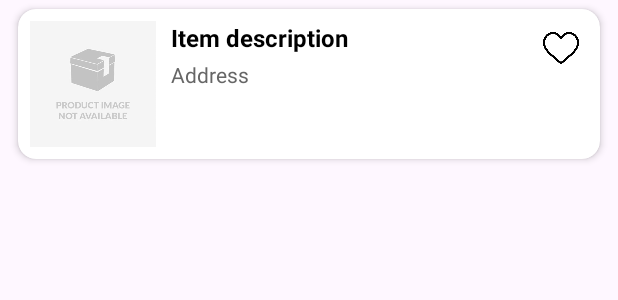
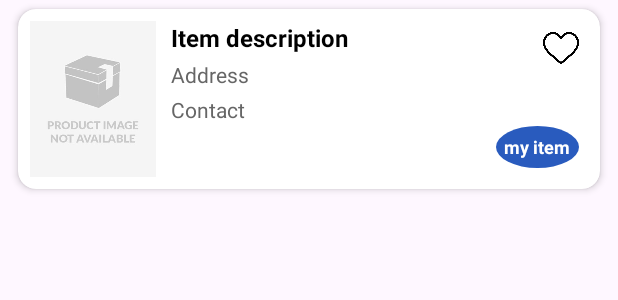
Before and after one commit to HenryBoyakhchyan/SwipSwap-SamsungFinalProject-, an Android app built with Jetpack Compose: the layout item_chat.xml on its own in the app's theme, with its tools: preview values and no code run, on a phone screen of 412 x 824 dp. Shown: the top 300 px of the screen. Run offline under Robolectric (Android 15) with nearby library versions, the light colour scheme and no system bars.

Commit message:
AddedChatItemConatctAndMyItemLable

```diff
--- a/app/src/main/res/drawable/badge_background.xml
+++ b/app/src/main/res/drawable/badge_background.xml
@@ -1,4 +1,4 @@
 <shape xmlns:android="http://schemas.android.com/apk/res/android"
     android:shape="oval">
-    <solid android:color="#FF0000" />
+    <solid android:color="#295bbe" />
 </shape>
--- a/app/src/main/res/layout/item_chat.xml
+++ b/app/src/main/res/layout/item_chat.xml
@@ -10,7 +10,7 @@
 
     <RelativeLayout
         android:layout_width="match_parent"
-        android:layout_height="100dp"
+        android:layout_height="120dp"
         android:padding="8dp">
 
         <!-- Swap Item Image -->
@@ -53,6 +53,20 @@
             android:maxLines="1"
             android:ellipsize="end" />
 
+        <!-- Contact  -->
+        <TextView
+            android:id="@+id/chat_item_contact"
+            android:layout_width="wrap_content"
+            android:layout_height="wrap_content"
+            android:layout_below="@id/chat_item_address"
+            android:layout_toEndOf="@id/itemImage"
+            android:paddingTop="4dp"
+            android:text="Contact"
+            android:textColor="#666666"
+            android:textSize="14sp"
+            android:maxLines="1"
+            android:ellipsize="end" />
+
         <!-- Status Icon (top right corner) -->
         <ImageView
             android:id="@+id/statusIcon"
@@ -64,6 +78,19 @@
             android:contentDescription="Status Icon"
             android:src="@drawable/ic_checked" />
 
+        <TextView
+            android:id="@+id/owner_label"
+            android:layout_width="55dp"
+            android:layout_height="28dp"
+            android:layout_alignParentEnd="true"
+            android:layout_alignParentBottom="true"
+            android:layout_margin="6dp"
+            android:background="@drawable/badge_background"
+            android:gravity="center"
+            android:text="my item"
+            android:textColor="@android:color/white"
+            android:textSize="12sp"
+            android:textStyle="bold" />
         <!-- Unread Badge (bottom right corner) -->
         <TextView
             android:id="@+id/unreadMessagesCount"
```
Also changed, not shown: app/src/main/java/com/example/swipswapsamsungfinalproject/ChatActivity.java (+6 -6 lines), app/src/main/java/com/example/swipswapsamsungfinalproject/ChatListAdapter.java (+28 -4 lines).
